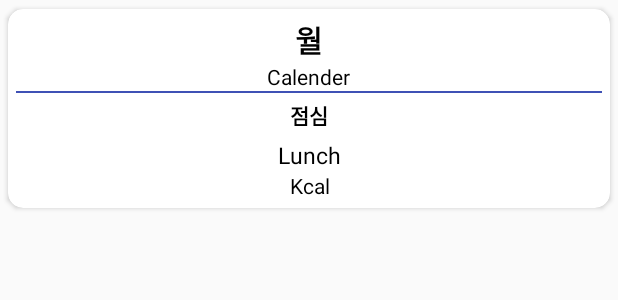
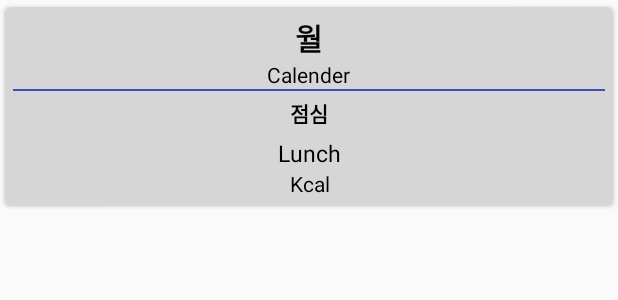
Before and after one commit to CodeJunS/DPHS, an Android app: the layout row_bap_item.xml on its own in the app's theme, with its tools: preview values and no code run, on a phone screen of 412 x 824 dp. Shown: the top 300 px of the screen. Run offline under Robolectric (Android 15) with nearby library versions, the phone set to English and light mode, and no system bars.

Commit message:
급식식단표 색이 검정색으로 되었던 부분 수정, 킷캣포함 이하버전 바코드 등록문제 수정

```diff
--- a/app/src/main/java/com/junseo/daepyeong/view/BarcodeActivity.java
+++ b/app/src/main/java/com/junseo/daepyeong/view/BarcodeActivity.java
@@ -99,6 +99,10 @@ public class BarcodeActivity extends AppCompatActivity {
             } else {
                 permissionCheck();
             }
+        } else {
+            Intent intent = new Intent(BarcodeActivity.this, ScanBarcode.class);
+            startActivity(intent);
+            finish();
         }
     }
 
--- a/app/src/main/res/layout/row_bap_item.xml
+++ b/app/src/main/res/layout/row_bap_item.xml
@@ -5,8 +5,9 @@
     layout_width="match_parent"
     android:layout_width="match_parent"
     android:layout_height="wrap_content"
-    app:cardCornerRadius="10dp"
+    app:cardCornerRadius="4dp"
     app:cardUseCompatPadding="true"
+    app:cardBackgroundColor="@color/white"
     app:contentPadding="5dp">
 
     <LinearLayout xmlns:android="http://schemas.android.com/apk/res/android"
--- a/app/src/main/res/layout/type_bbs.xml
+++ b/app/src/main/res/layout/type_bbs.xml
@@ -23,6 +23,7 @@
             android:layout_alignParentRight="true"
             android:layout_centerVertical="true"
             android:layout_gravity="center"
+            card_view:cardUseCompatPadding="true"
             card_view:cardCornerRadius="0.6dp">
 
             <RelativeLayout
```
